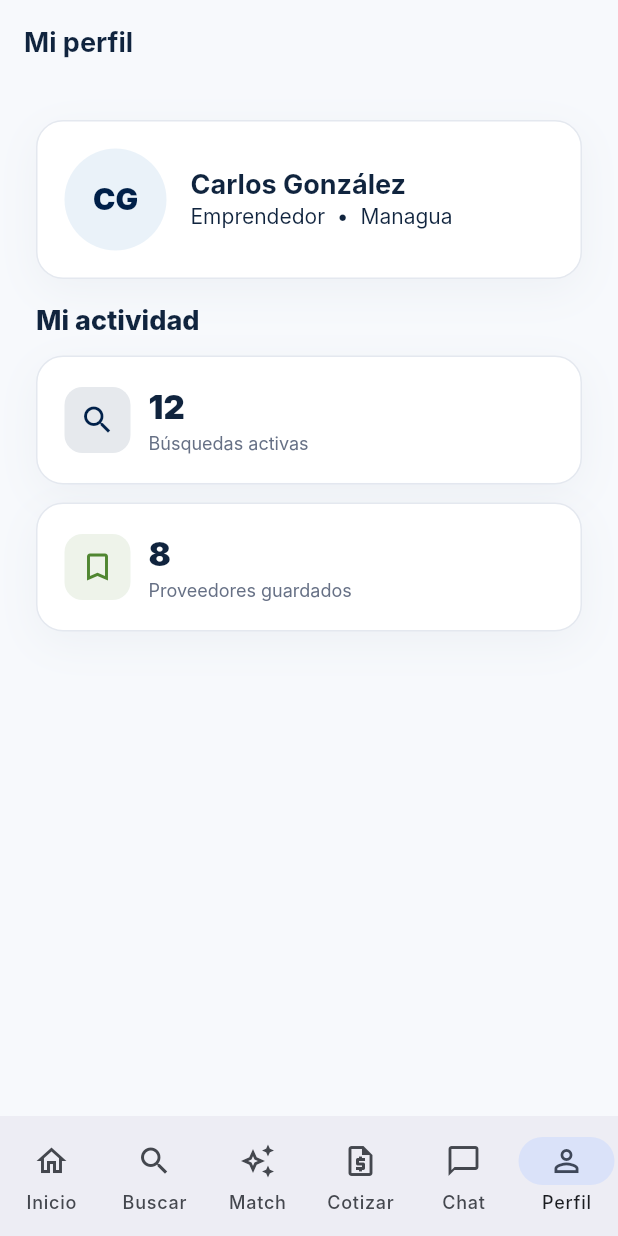
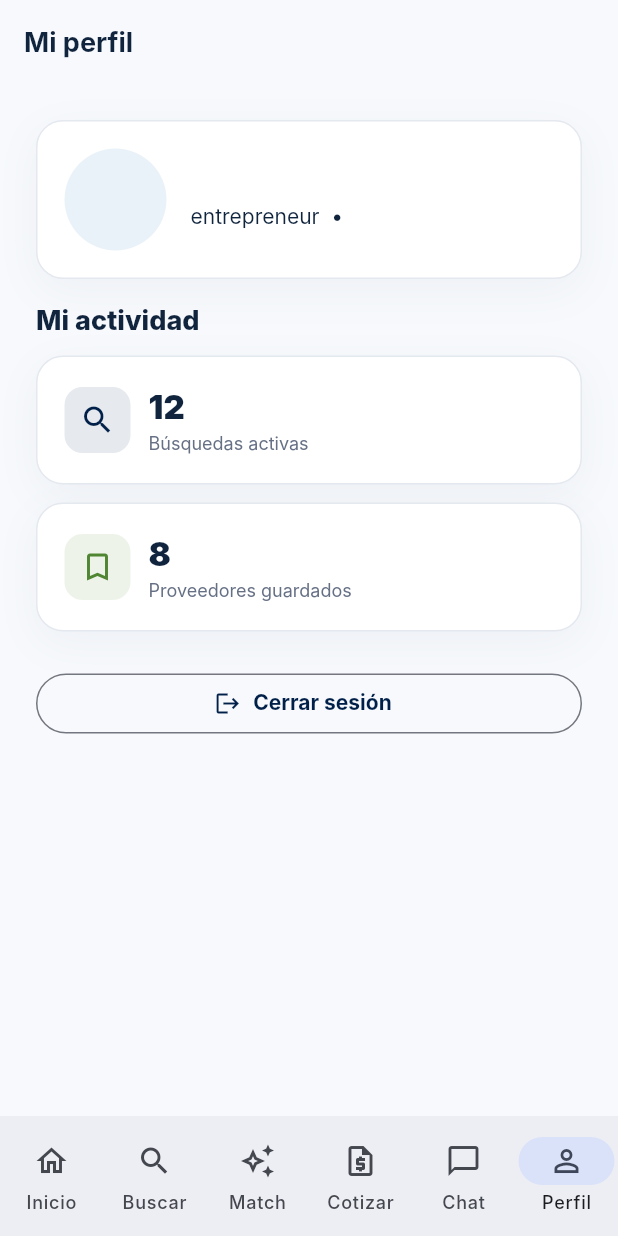
Before and after one commit to OscarElieser/PROVEONICARAGUA, a Flutter app: the AppShell screen opened directly with empty values, item 6 of the bottom bar chosen, on a phone screen of 412 x 824 dp. Run offline on Flutter 3.47's test engine with Material 3 defaults, Android fonts, the phone set to English and light mode, and no system bars; our stand-ins replace cloud_firestore, firebase_ai, firebase_analytics, firebase_auth, firebase_core, google_sign_in; missing offline and left inert: firebase_app_check; accounts and stored records are empty; Roboto replaces fonts that are missing (Inter).

Commit message:
Improve Firebase auth flow and project docs
Fix Firebase repository wiring, preserve demo fallback, connect profile session data and sign-out, and refresh the README with setup and Firebase guidance.

```diff
--- a/lib/screens/app_shell.dart
+++ b/lib/screens/app_shell.dart
@@ -13,14 +13,101 @@ import 'search_screen.dart';
 /// Contenedor principal con navegacion adaptada a movil y escritorio.
 class AppShell extends StatefulWidget {
   final AuthUser user;
-  const AppShell({super.key, required this.user});
-  @override State<AppShell> createState() => _AppShellState();
+  final Future<void> Function() onSignOut;
+  const AppShell({super.key, required this.user, required this.onSignOut});
+  @override
+  State<AppShell> createState() => _AppShellState();
 }
+
 class _AppShellState extends State<AppShell> {
-	int index = 0;
-	late final List<Widget> pages;
-	@override void initState() { super.initState(); pages = [const HomeScreen(), const SearchScreen(), const MatchScreen(), const QuotationsScreen(), const ChatScreen(), const ProfileScreen(), if (widget.user.role == UserRole.provider) const ProviderDashboardScreen(), if (widget.user.role == UserRole.admin) const AdminDashboardScreen()]; }
-	@override Widget build(BuildContext context) { final desktop = MediaQuery.sizeOf(context).width >= 960; final destinations = <NavigationDestination>[const NavigationDestination(icon: Icon(Icons.home_outlined), label: 'Inicio'), const NavigationDestination(icon: Icon(Icons.search), label: 'Buscar'), const NavigationDestination(icon: Icon(Icons.auto_awesome_outlined), label: 'Match'), const NavigationDestination(icon: Icon(Icons.request_quote_outlined), label: 'Cotizar'), const NavigationDestination(icon: Icon(Icons.chat_bubble_outline), label: 'Chat'), const NavigationDestination(icon: Icon(Icons.person_outline), label: 'Perfil')]; if (widget.user.role == UserRole.provider) destinations.add(const NavigationDestination(icon: Icon(Icons.storefront_outlined), label: 'Empresa')); if (widget.user.role == UserRole.admin) destinations.add(const NavigationDestination(icon: Icon(Icons.admin_panel_settings_outlined), label: 'Admin')); return Scaffold(body: Row(children: [if (desktop) _sidebar(), Expanded(child: pages[index])]), bottomNavigationBar: desktop ? null : NavigationBar(selectedIndex: index > 5 ? 0 : index, onDestinationSelected: (value) => setState(() => index = value), destinations: destinations)); }
-	Widget _sidebar() => Container(width: 248, color: AppColors.navy, child: SafeArea(child: Column(crossAxisAlignment: CrossAxisAlignment.stretch, children: [const Padding(padding: EdgeInsets.all(24), child: Text('PROVEO', style: TextStyle(color: Colors.white, fontSize: 25, fontWeight: FontWeight.w900, letterSpacing: 2))), _item(Icons.home_outlined, 'Inicio', 0), _item(Icons.search, 'Buscar proveedores', 1), _item(Icons.auto_awesome_outlined, 'PROVEO Match', 2), _item(Icons.request_quote_outlined, 'Cotizaciones', 3), _item(Icons.chat_bubble_outline, 'Mensajes', 4), _item(Icons.person_outline, 'Mi perfil', 5), if (widget.user.role == UserRole.provider) _item(Icons.storefront_outlined, 'Panel proveedor', 6), if (widget.user.role == UserRole.admin) _item(Icons.admin_panel_settings_outlined, 'Administración', 7), const Spacer(), Padding(padding: const EdgeInsets.all(20), child: Text(widget.user.email, style: const TextStyle(color: Colors.white54, fontSize: 11)))])));
-	Widget _item(IconData icon, String label, int value) => ListTile(leading: Icon(icon, color: index == value ? AppColors.successGreen : Colors.white70), title: Text(label, style: TextStyle(color: index == value ? Colors.white : Colors.white70)), selected: index == value, selectedTileColor: Colors.white.withValues(alpha: .1), onTap: () => setState(() => index = value));
+  int index = 0;
+  late final List<Widget> pages;
+  @override
+  void initState() {
+    super.initState();
+    pages = [
+      const HomeScreen(),
+      const SearchScreen(),
+      const MatchScreen(),
+      const QuotationsScreen(),
+      const ChatScreen(),
+      ProfileScreen(user: widget.user, onSignOut: widget.onSignOut),
+      if (widget.user.role == UserRole.provider)
+        const ProviderDashboardScreen(),
+      if (widget.user.role == UserRole.admin) const AdminDashboardScreen()
+    ];
+  }
+
+  @override
+  Widget build(BuildContext context) {
+    final desktop = MediaQuery.sizeOf(context).width >= 960;
+    final destinations = <NavigationDestination>[
+      const NavigationDestination(
+          icon: Icon(Icons.home_outlined), label: 'Inicio'),
+      const NavigationDestination(icon: Icon(Icons.search), label: 'Buscar'),
+      const NavigationDestination(
+          icon: Icon(Icons.auto_awesome_outlined), label: 'Match'),
+      const NavigationDestination(
+          icon: Icon(Icons.request_quote_outlined), label: 'Cotizar'),
+      const NavigationDestination(
+          icon: Icon(Icons.chat_bubble_outline), label: 'Chat'),
+      const NavigationDestination(
+          icon: Icon(Icons.person_outline), label: 'Perfil')
+    ];
+    if (widget.user.role == UserRole.provider)
+      destinations.add(const NavigationDestination(
+          icon: Icon(Icons.storefront_outlined), label: 'Empresa'));
+    if (widget.user.role == UserRole.admin)
+      destinations.add(const NavigationDestination(
+          icon: Icon(Icons.admin_panel_settings_outlined), label: 'Admin'));
+    return Scaffold(
+        body: Row(
+            children: [if (desktop) _sidebar(), Expanded(child: pages[index])]),
+        bottomNavigationBar: desktop
+            ? null
+            : NavigationBar(
+                selectedIndex: index > 5 ? 0 : index,
+                onDestinationSelected: (value) => setState(() => index = value),
+                destinations: destinations));
+  }
+
+  Widget _sidebar() => Container(
+      width: 248,
+      color: AppColors.navy,
+      child: SafeArea(
+          child:
+              Column(crossAxisAlignment: CrossAxisAlignment.stretch, children: [
+        const Padding(
+            padding: EdgeInsets.all(24),
+            child: Text('PROVEO',
+                style: TextStyle(
+                    color: Colors.white,
+                    fontSize: 25,
+                    fontWeight: FontWeight.w900,
+                    letterSpacing: 2))),
+        _item(Icons.home_outlined, 'Inicio', 0),
+        _item(Icons.search, 'Buscar proveedores', 1),
+        _item(Icons.auto_awesome_outlined, 'PROVEO Match', 2),
+        _item(Icons.request_quote_outlined, 'Cotizaciones', 3),
+        _item(Icons.chat_bubble_outline, 'Mensajes', 4),
+        _item(Icons.person_outline, 'Mi perfil', 5),
+        if (widget.user.role == UserRole.provider)
+          _item(Icons.storefront_outlined, 'Panel proveedor', 6),
+        if (widget.user.role == UserRole.admin)
+          _item(Icons.admin_panel_settings_outlined, 'Administración', 7),
+        const Spacer(),
+        Padding(
+            padding: const EdgeInsets.all(20),
+            child: Text(widget.user.email,
+                style: const TextStyle(color: Colors.white54, fontSize: 11)))
+      ])));
+  Widget _item(IconData icon, String label, int value) => ListTile(
+      leading: Icon(icon,
+          color: index == value ? AppColors.successGreen : Colors.white70),
+      title: Text(label,
+          style:
+              TextStyle(color: index == value ? Colors.white : Colors.white70)),
+      selected: index == value,
+      selectedTileColor: Colors.white.withValues(alpha: .1),
+      onTap: () => setState(() => index = value));
 }
--- a/lib/screens/profile_screen.dart
+++ b/lib/screens/profile_screen.dart
@@ -1,5 +1,78 @@
 import 'package:flutter/material.dart';
 import '../core/theme/app_colors.dart';
 import '../core/widgets/premium_widgets.dart';
+import '../models/models.dart';
 
-class ProfileScreen extends StatelessWidget { const ProfileScreen({super.key}); @override Widget build(BuildContext context) => Scaffold(appBar: AppBar(title: const Text('Mi perfil')), body: ListView(padding: const EdgeInsets.all(24), children: [PremiumCard(child: Row(children: [const CircleAvatar(radius: 34, backgroundColor: AppColors.paleBlue, child: Text('CG', style: TextStyle(color: AppColors.navy, fontWeight: FontWeight.w900, fontSize: 20))), const SizedBox(width: 16), Column(crossAxisAlignment: CrossAxisAlignment.start, children: [Text('Carlos González', style: Theme.of(context).textTheme.titleLarge), const Text('Emprendedor  •  Managua')])])), const SizedBox(height: 16), const SectionTitle(title: 'Mi actividad'), const SizedBox(height: 12), const StatCard(value: '12', label: 'Búsquedas activas', icon: Icons.search), const SizedBox(height: 12), const StatCard(value: '8', label: 'Proveedores guardados', icon: Icons.bookmark_outline, accent: AppColors.trustGreen)]) ); }
+class ProfileScreen extends StatelessWidget {
+  final AuthUser user;
+  final Future<void> Function() onSignOut;
+
+  const ProfileScreen({super.key, required this.user, required this.onSignOut});
+
+  @override
+  Widget build(BuildContext context) => Scaffold(
+        appBar: AppBar(title: const Text('Mi perfil')),
+        body: ListView(
+          padding: const EdgeInsets.all(24),
+          children: [
+            PremiumCard(
+              child: Row(
+                children: [
+                  CircleAvatar(
+                    radius: 34,
+                    backgroundColor: AppColors.paleBlue,
+                    child: Text(
+                      _initials,
+                      style: const TextStyle(
+                        color: AppColors.navy,
+                        fontWeight: FontWeight.w900,
+                        fontSize: 20,
+                      ),
+                    ),
+                  ),
+                  const SizedBox(width: 16),
+                  Expanded(
+                    child: Column(
+                      crossAxisAlignment: CrossAxisAlignment.start,
+                      children: [
+                        Text(user.name,
+                            style: Theme.of(context).textTheme.titleLarge),
+                        Text('${user.role.name}  •  ${user.email}'),
+                      ],
+                    ),
+                  ),
+                ],
+              ),
+            ),
+            const SizedBox(height: 16),
+            const SectionTitle(title: 'Mi actividad'),
+            const SizedBox(height: 12),
+            const StatCard(
+                value: '12', label: 'Búsquedas activas', icon: Icons.search),
+            const SizedBox(height: 12),
+            const StatCard(
+              value: '8',
+              label: 'Proveedores guardados',
+              icon: Icons.bookmark_outline,
+              accent: AppColors.trustGreen,
+            ),
+            const SizedBox(height: 24),
+            OutlinedButton.icon(
+              onPressed: onSignOut,
+              icon: const Icon(Icons.logout),
+              label: const Text('Cerrar sesión'),
+            ),
+          ],
+        ),
+      );
+
+  String get _initials {
+    final names = user.name.trim().split(RegExp(r'\s+'));
+    if (names.length == 1) {
+      return names.first
+          .substring(0, names.first.length.clamp(0, 2))
+          .toUpperCase();
+    }
+    return '${names.first[0]}${names.last[0]}'.toUpperCase();
+  }
+}
--- a/lib/services/ai/gemini_recommendation_service.dart
+++ b/lib/services/ai/gemini_recommendation_service.dart
@@ -8,7 +8,7 @@ import 'ai_recommendation_service.dart';
 class GeminiService {
   static const _modelName = String.fromEnvironment(
     'GEMINI_MODEL',
-    defaultValue: 'gemini-2.0-flash-001',
+    defaultValue: 'gemini-1.5-flash-latest',
   );
 
   GenerativeModel? _model;
--- a/lib/services/auth/firebase_auth_repository.dart
+++ b/lib/services/auth/firebase_auth_repository.dart
@@ -31,7 +31,9 @@ class FirebaseAuthRepository implements AuthRepository {
   Future<AuthUser> signInWithGoogle() async {
     UserCredential credential;
     if (kIsWeb) {
-      credential = await _auth.signInWithPopup(GoogleAuthProvider());
+      final provider = GoogleAuthProvider()
+        ..setCustomParameters({'prompt': 'select_account'});
+      credential = await _auth.signInWithPopup(provider);
     } else {
       final account = await _googleSignIn.signIn();
       if (account == null) throw FirebaseAuthException(code: 'cancelled-by-user', message: 'Inicio de sesión cancelado.');
```
Also changed, not shown: lib/screens/auth_screen.dart (+88 -13 lines), lib/services/firebase/firebase_service.dart (+5 -5 lines), lib/services/firebase/firestore_provider_repository.dart (+23 -4 lines), lib/firebase_options.dart, 2 other files.
